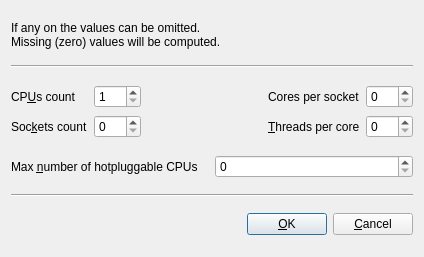
The window that src/SMP_Settings_Window.ui (tobimensch/aqemu) describes before a commit, drawn with Qt 5.
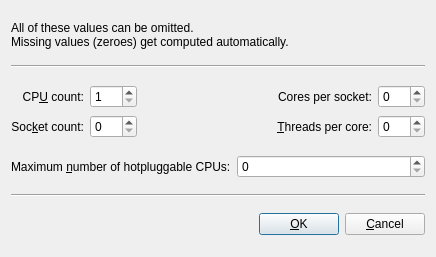
The same window after the commit. Icons and pictures are not drawn.

```diff
--- a/src/SMP_Settings_Window.ui
+++ b/src/SMP_Settings_Window.ui
@@ -7,7 +7,7 @@
    <rect>
     <x>0</x>
     <y>0</y>
-    <width>424</width>
+    <width>436</width>
     <height>257</height>
    </rect>
   </property>
@@ -28,8 +28,8 @@
       </sizepolicy>
      </property>
      <property name="text">
-      <string>If any on the values can be omitted.
-Missing (zero) values will be computed.</string>
+      <string>All of these values can be omitted.
+Missing values (zeroes) get computed automatically.</string>
      </property>
     </widget>
    </item>
@@ -45,7 +45,10 @@
      <item row="0" column="0">
       <widget class="QLabel" name="Label_CPUs">
        <property name="text">
-        <string>CP&amp;Us count</string>
+        <string>CP&amp;U count:</string>
+       </property>
+       <property name="alignment">
+        <set>Qt::AlignRight|Qt::AlignTrailing|Qt::AlignVCenter</set>
        </property>
        <property name="buddy">
         <cstring>SB_SMP</cstring>
@@ -68,7 +71,10 @@
      <item row="1" column="0">
       <widget class="QLabel" name="Label_Sockets">
        <property name="text">
-        <string>Soc&amp;kets count</string>
+        <string>Soc&amp;ket count:</string>
+       </property>
+       <property name="alignment">
+        <set>Qt::AlignRight|Qt::AlignTrailing|Qt::AlignVCenter</set>
        </property>
        <property name="buddy">
         <cstring>SB_Sockets</cstring>
@@ -105,7 +111,10 @@
      <item row="0" column="0">
       <widget class="QLabel" name="Label_Cores">
        <property name="text">
-        <string>Cores per socket</string>
+        <string>Cores per socket:</string>
+       </property>
+       <property name="alignment">
+        <set>Qt::AlignRight|Qt::AlignTrailing|Qt::AlignVCenter</set>
        </property>
        <property name="buddy">
         <cstring>SB_Cores</cstring>
@@ -125,7 +134,10 @@
      <item row="1" column="0">
       <widget class="QLabel" name="Lebel_Threads">
        <property name="text">
-        <string>&amp;Threads per core</string>
+        <string>&amp;Threads per core:</string>
+       </property>
+       <property name="alignment">
+        <set>Qt::AlignRight|Qt::AlignTrailing|Qt::AlignVCenter</set>
        </property>
        <property name="buddy">
         <cstring>SB_Threads</cstring>
@@ -149,7 +161,7 @@
      <item>
       <widget class="QLabel" name="Label_MaxCPUs">
        <property name="text">
-        <string>Max &amp;number of hotpluggable CPUs</string>
+        <string>Maximum &amp;number of hotpluggable CPUs:</string>
        </property>
        <property name="buddy">
         <cstring>SB_MaxCPUs</cstring>
```
Left out of the diff: 8 changed lines with no effect on the pictures.
